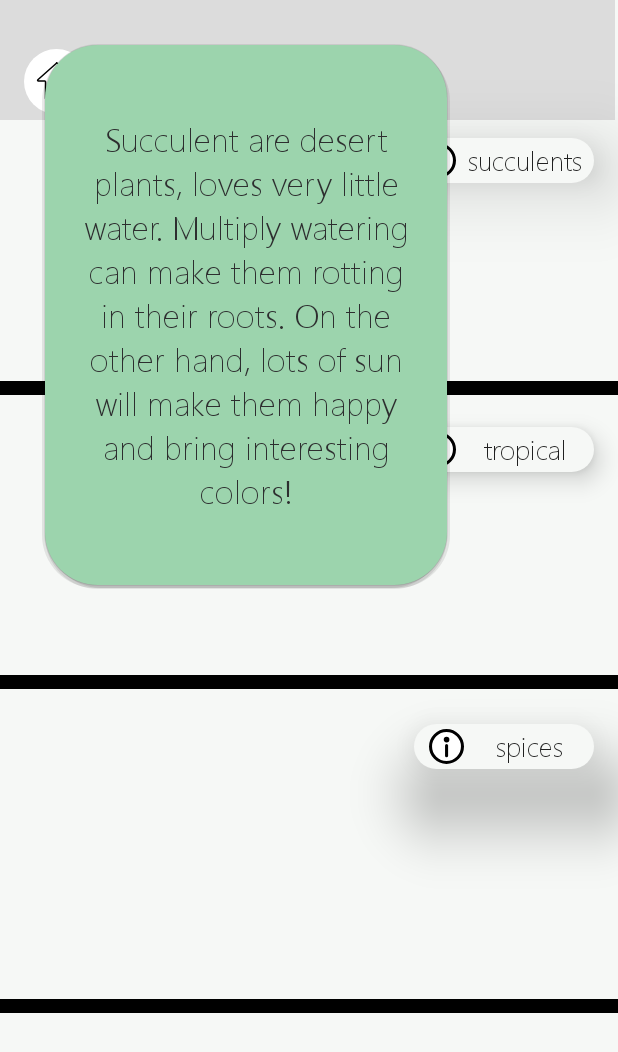
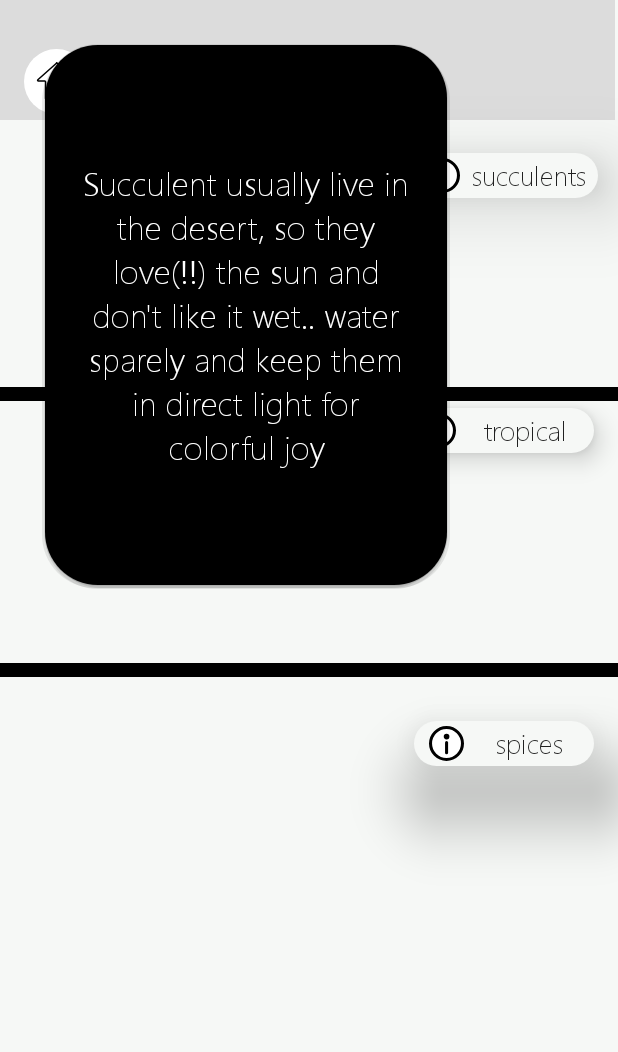
Before and after one commit to shellybekhor/Tropi, an Android app: the MyPlantsActivity screen opened directly, with no data from a screen before it, after a tap on "succulents", on a phone screen of 412 x 824 dp. Shown: the top 1052 px of the screen. Run offline under Robolectric (Android 15) with nearby library versions, the phone set to English and light mode, and no system bars; our stand-ins replace Firebase (no records; nobody signed in at launch, a user with empty details on screens opened directly).

Commit message:
design fixes

```diff
--- a/app/src/main/res/layout/activity_my_plants.xml
+++ b/app/src/main/res/layout/activity_my_plants.xml
@@ -53,9 +53,58 @@
         android:text="succulents"
         android:textSize="18sp"
         app:layout_constraintBottom_toTopOf="@+id/horizontalScrollView"
-        app:layout_constraintEnd_toEndOf="@+id/info_tropical"
+        app:layout_constraintEnd_toEndOf="parent"
+        app:layout_constraintHorizontal_bias="0.954"
+        app:layout_constraintStart_toStartOf="parent"
         app:layout_constraintTop_toBottomOf="@+id/textView"
-        app:layout_constraintVertical_bias="0.545" />
+        app:layout_constraintVertical_bias="1.0" />
+
+    <HorizontalScrollView
+        android:id="@+id/horizontalScrollView"
+        android:layout_width="362dp"
+        android:layout_height="131dp"
+        android:layout_marginTop="132dp"
+        android:scrollbars="none"
+        app:layout_constraintEnd_toEndOf="parent"
+        app:layout_constraintStart_toStartOf="parent"
+        app:layout_constraintTop_toTopOf="parent">
+
+        <LinearLayout
+            android:id="@+id/SocculentShelf"
+            android:layout_width="wrap_content"
+            android:layout_height="match_parent"
+            android:orientation="horizontal" />
+    </HorizontalScrollView>
+
+    <ImageView
+        android:id="@+id/shelf3"
+        android:layout_width="750dp"
+        android:layout_height="30dp"
+        android:layout_marginTop="248dp"
+        android:background="@drawable/ic_shelf"
+        app:layout_constraintEnd_toEndOf="parent"
+        app:layout_constraintHorizontal_bias="0.542"
+        app:layout_constraintStart_toStartOf="parent"
+        app:layout_constraintTop_toTopOf="parent" />
+
+    <HorizontalScrollView
+        android:id="@+id/horizontalScrollView2"
+        android:layout_width="355dp"
+        android:layout_height="140dp"
+        android:layout_marginTop="24dp"
+        app:layout_constraintBottom_toTopOf="@+id/shelf2"
+        app:layout_constraintEnd_toEndOf="parent"
+        app:layout_constraintHorizontal_bias="0.446"
+        app:layout_constraintStart_toStartOf="parent"
+        app:layout_constraintTop_toBottomOf="@+id/shelf3"
+        app:layout_constraintVertical_bias="0.0">
+
+        <LinearLayout
+            android:id="@+id/tropicShelf"
+            android:layout_width="wrap_content"
+            android:layout_height="match_parent"
+            android:orientation="horizontal" />
+    </HorizontalScrollView>
 
     <Button
         android:id="@+id/info_tropical"
@@ -70,9 +119,40 @@
         android:text="tropical"
         android:textSize="18sp"
         app:layout_constraintBottom_toTopOf="@+id/horizontalScrollView2"
-        app:layout_constraintEnd_toEndOf="@+id/info_spices"
-        app:layout_constraintTop_toBottomOf="@+id/horizontalScrollView"
-        app:layout_constraintVertical_bias="0.7" />
+        app:layout_constraintEnd_toEndOf="parent"
+        app:layout_constraintHorizontal_bias="0.944"
+        app:layout_constraintStart_toStartOf="parent"
+        app:layout_constraintTop_toBottomOf="@+id/shelf3"
+        app:layout_constraintVertical_bias="1.0" />
+
+    <ImageView
+        android:id="@+id/shelf2"
+        android:layout_width="750dp"
+        android:layout_height="30dp"
+        android:layout_marginTop="432dp"
+        android:background="@drawable/ic_shelf"
+        app:layout_constraintEnd_toEndOf="parent"
+        app:layout_constraintHorizontal_bias="0.457"
+        app:layout_constraintStart_toStartOf="parent"
+        app:layout_constraintTop_toTopOf="parent" />
+
+    <HorizontalScrollView
+        android:id="@+id/horizontalScrollView3"
+        android:layout_width="354dp"
+        android:layout_height="149dp"
+        android:layout_marginBottom="80dp"
+        app:layout_constraintBottom_toBottomOf="parent"
+        app:layout_constraintEnd_toEndOf="parent"
+        app:layout_constraintHorizontal_bias="0.719"
+        app:layout_constraintStart_toStartOf="parent"
+        app:layout_constraintTop_toBottomOf="@+id/shelf2">
+
+        <LinearLayout
+            android:id="@+id/spiceShelf"
+            android:layout_width="wrap_content"
+            android:layout_height="match_parent"
+            android:orientation="horizontal" />
+    </HorizontalScrollView>
 
     <Button
         android:id="@+id/info_spices"
@@ -90,92 +170,18 @@
         app:layout_constraintEnd_toEndOf="parent"
         app:layout_constraintHorizontal_bias="0.945"
         app:layout_constraintStart_toStartOf="parent"
-        app:layout_constraintTop_toBottomOf="@+id/horizontalScrollView2"
-        app:layout_constraintVertical_bias="0.581" />
-
-    <HorizontalScrollView
-        android:id="@+id/horizontalScrollView"
-        android:layout_width="362dp"
-        android:layout_height="131dp"
-        android:layout_marginStart="28dp"
-        android:layout_marginTop="132dp"
-        android:scrollbars="none"
-        app:layout_constraintStart_toStartOf="parent"
-        app:layout_constraintTop_toTopOf="parent">
-
-        <LinearLayout
-            android:id="@+id/SocculentShelf"
-            android:layout_width="wrap_content"
-            android:layout_height="match_parent"
-            android:orientation="horizontal" />
-    </HorizontalScrollView>
-
-    <ImageView
-        android:id="@+id/shelf3"
-        android:layout_width="750dp"
-        android:layout_height="30dp"
-        android:layout_marginTop="244dp"
-        android:background="@drawable/ic_shelf"
-        app:layout_constraintEnd_toEndOf="parent"
-        app:layout_constraintHorizontal_bias="0.56"
-        app:layout_constraintStart_toStartOf="parent"
-        app:layout_constraintTop_toTopOf="parent" />
-
-    <HorizontalScrollView
-        android:id="@+id/horizontalScrollView2"
-        android:layout_width="355dp"
-        android:layout_height="140dp"
-        android:layout_marginTop="60dp"
-        app:layout_constraintEnd_toEndOf="parent"
-        app:layout_constraintStart_toStartOf="parent"
-        app:layout_constraintTop_toBottomOf="@+id/horizontalScrollView">
-
-        <LinearLayout
-            android:id="@+id/tropicShelf"
-            android:layout_width="wrap_content"
-            android:layout_height="match_parent"
-            android:orientation="horizontal" />
-    </HorizontalScrollView>
-
-    <ImageView
-        android:id="@+id/shelf2"
-        android:layout_width="750dp"
-        android:layout_height="30dp"
-        android:layout_marginTop="440dp"
-        android:background="@drawable/ic_shelf"
-        app:layout_constraintEnd_toEndOf="parent"
-        app:layout_constraintHorizontal_bias="0.433"
-        app:layout_constraintStart_toStartOf="parent"
-        app:layout_constraintTop_toTopOf="parent" />
-
-    <HorizontalScrollView
-        android:id="@+id/horizontalScrollView3"
-        android:layout_width="354dp"
-        android:layout_height="149dp"
-        android:layout_marginTop="56dp"
-        app:layout_constraintBottom_toBottomOf="parent"
-        app:layout_constraintEnd_toEndOf="parent"
-        app:layout_constraintHorizontal_bias="0.491"
-        app:layout_constraintStart_toStartOf="parent"
-        app:layout_constraintTop_toBottomOf="@+id/horizontalScrollView2"
-        app:layout_constraintVertical_bias="0.047">
-
-        <LinearLayout
-            android:id="@+id/spiceShelf"
-            android:layout_width="wrap_content"
-            android:layout_height="match_parent"
-            android:orientation="horizontal" />
-    </HorizontalScrollView>
+        app:layout_constraintTop_toBottomOf="@+id/shelf2" />
 
     <ImageView
         android:id="@+id/shelf1"
         android:layout_width="750dp"
         android:layout_height="30dp"
-        android:layout_marginTop="656dp"
         android:background="@drawable/ic_shelf"
+        app:layout_constraintBottom_toTopOf="@+id/horizontalScrollView3"
         app:layout_constraintEnd_toEndOf="parent"
-        app:layout_constraintHorizontal_bias="0.551"
+        app:layout_constraintHorizontal_bias="0.539"
         app:layout_constraintStart_toStartOf="parent"
-        app:layout_constraintTop_toTopOf="parent" />
+        app:layout_constraintTop_toBottomOf="@+id/horizontalScrollView3"
+        app:layout_constraintVertical_bias="0.072" />
 
 </androidx.constraintlayout.widget.ConstraintLayout>
--- a/app/src/main/res/layout/info_popup.xml
+++ b/app/src/main/res/layout/info_popup.xml
@@ -12,9 +12,10 @@
         android:layout_centerInParent="true"
         android:layout_margin="30dp"
         android:background="@drawable/rounded_green_button"
+        android:backgroundTint="#000000"
         android:padding="20dp"
         android:text="@string/TropicInfo"
-        android:textColor="@color/colorText"
+        android:textColor="#ffffff"
         android:textSize="22sp"
         app:layout_constraintHorizontal_bias="0.526"
         app:layout_constraintStart_toStartOf="parent" />
--- a/app/src/main/res/values/strings.xml
+++ b/app/src/main/res/values/strings.xml
@@ -2,14 +2,14 @@
     <string name="app_name">Tropi</string>
 
     <string name="Succulent">Succulent</string>
-    <string name="SucculentInfo">Succulent are desert plants, loves very little water.
-        Multiply watering can make them rotting in their roots. On the other hand,
-        lots of sun will make them happy and bring interesting colors! </string>
+    <string name="SucculentInfo">Succulent usually live in the desert,
+        so they love(!!) the sun and don\'t like it wet.. water sparely and keep them in direct light for colorful joy
+    </string>
 
     <string name="Tropic">Tropic</string>
-    <string name="TropicInfo">Tropic plants usually grows in jungles, under the shades of
-         big trees, hence they will love a light room but not under direct sun. They like
-        water but wont suffer from over watering. </string>
+    <string name="TropicInfo">Tropic plants usually live in jungles, under the shades of
+         big trees, hence they will love a light room but direct sun can be a bit too much.
+        keep the soil evenly moist to make them happy  </string>
 
     <string name="Spice">Spice</string>
     <string name="SpiceInfo">Spices are super fun and tasty. They love lots of water and sun. </string>
@@ -17,7 +17,7 @@
     <string name="yesButton">YES</string>
     <string name="noButton">NO</string>
 
-    <string name="categoryQuestion1">Are the leaves flashy?</string>
+    <string name="categoryQuestion1">Are the leaves fleshy?</string>
     <string name="categoryQuestion2">Are the leaves decorated?</string>
     <string name="categoryQuestion3">Did you ever eat it or it has a strong smell?</string>
 
@@ -34,6 +34,6 @@
     <string name="fb_login_protocol_scheme">fb2470114149766257</string>
     <string name="tropi_tip">check if your plants are dry every 2 days</string>
     <string name="tip_title">Tropi  \nTip</string>
-    <string name="can_be_yours">All of this can be yours...</string>
+    <string name="can_be_yours">IT CAN BE YOURS, JUST:</string>
 
 </resources>
```
Also changed, not shown: app/src/main/res/layout/activity_choose_icon_categorized_plant.xml (+5 -5 lines), app/src/main/res/layout/activity_find_category.xml (+8 -8 lines), app/src/main/res/layout/activity_no_plants.xml (+5 -3 lines), app/src/main/res/layout/activity_plant_info.xml (+21 -20 lines).
